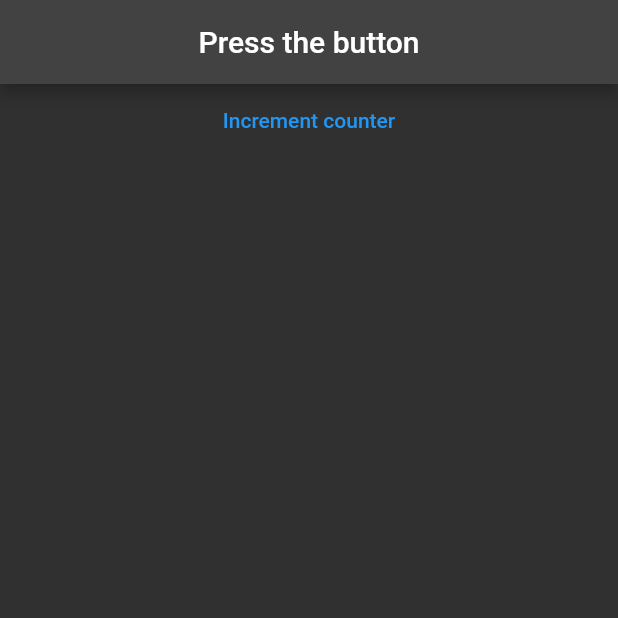
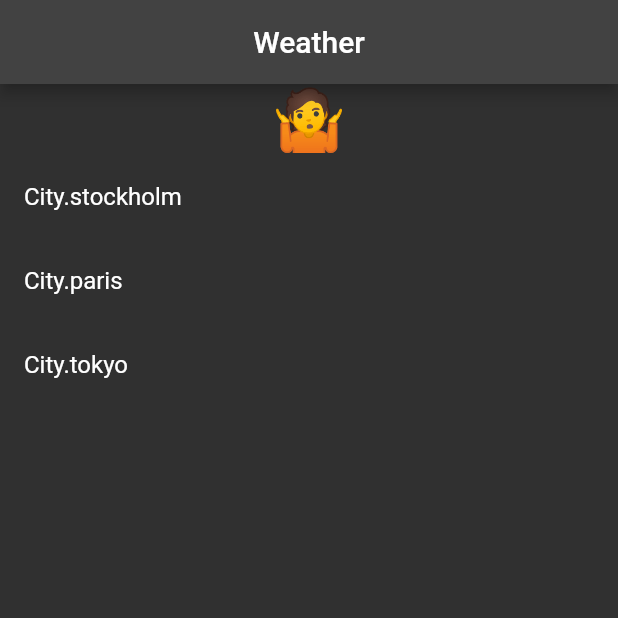
Before and after one commit to Daddy2054/riverpod_vandad, a Flutter app: the screen it shows after launch, on a phone screen of 412 x 824 dp, the top half of it. Run offline on Flutter 3.47's test engine with Material 2 defaults, Android fonts, the phone set to English and light mode, and no system bars; our stand-ins replace hooks_riverpod.

Commit message:
example3

```diff
--- a/lib/main.dart
+++ b/lib/main.dart
@@ -2,7 +2,7 @@ import 'package:flutter/material.dart';
 import 'package:hooks_riverpod/hooks_riverpod.dart';
 
 void main() {
-  runApp(ProviderScope(
+  runApp(const ProviderScope(
     child: MyApp(),
   ));
 }
@@ -25,70 +25,87 @@ class MyApp extends StatelessWidget {
   }
 }
 
-// final currentDate = Provider<DateTime>(
-//   (ref) => DateTime.now(),
-// );
-
-extension OptionalInfixAddition<T extends num> on T? {
-  T? operator +(T? other) {
-    final shadow = this;
-    if (shadow != null) {
-      return shadow + (other ?? 0) as T;
-    } else {
-      return null;
-    }
-  }
+enum City {
+  stockholm,
+  paris,
+  tokyo,
 }
 
-void testIt() {
-  final int? int1 = 1;
-  final int? int2 = 1;
-  final result = int1 + int2;
-  print(result);
+typedef WeatherEmoji = String;
+
+Future<WeatherEmoji> getWeather(City city) {
+  return Future.delayed(
+      const Duration(seconds: 1),
+      () => {
+            City.stockholm: '❆',
+            City.paris: '🌧',
+            City.tokyo: '🌬',
+          }[city]!);
 }
 
-class Counter extends StateNotifier<int?> {
-  Counter() : super(null);
-  void increment() => state = state == null ? 1 : state + 1;
- // int? get value => state;
+//UI writes to this and reads from this
+final currentCityProvider = StateProvider<City?>(
+  (ref) => null,
+);
+
+//UI reads this
+const unknownWeatherEmoji = '🤷';
+final weatherProvider = FutureProvider<WeatherEmoji>((ref) {
+  final city = ref.watch(currentCityProvider);
+  if (city != null) {
+    return getWeather(city);
+  } else {
+    return unknownWeatherEmoji;
   }
-
-final counterProvider = StateNotifierProvider<Counter, int?>(
-  (ref) => Counter(),
-);
+});
 
 class HomePage extends ConsumerWidget {
   const HomePage({super.key});
 
   @override
   Widget build(BuildContext context, WidgetRef ref) {
-    testIt();
+    final currentWeather = ref.watch(weatherProvider);
+
     return Scaffold(
       appBar: AppBar(
         centerTitle: true,
-          title: Consumer(
-              builder: (context, ref, child) {
-                final count = ref.watch(counterProvider);
-                final text =
-                    count == null ? 'Press the button' : count.toString();
-                return Text(text);
-              },
-              child: Text('Hooks Riverpod')),
+        title: const Text('Weather'),
       ),
       body: Column(
-          crossAxisAlignment: CrossAxisAlignment.stretch,
         children: [
-            TextButton(
-              onPressed: ref.read(counterProvider.notifier).increment,
-              child: Text(
-                'Increment counter',
+          currentWeather.when(
+            data: (data) => Text(
+              data,
+              style: TextStyle(fontSize: 40),
             ),
+            error: (error, stackTrace) => Text('Error'),
+            loading: () => const Padding(
+              padding: EdgeInsets.all(8),
+              child: CircularProgressIndicator(),
+            ),
+          ),
+          Expanded(
+            child: ListView.builder(
+              itemCount: City.values.length,
+              itemBuilder: (context, index) {
+                final city = City.values[index];
+                final isSelected = city == ref.watch(currentCityProvider);
+                return ListTile(
+                  title: Text(
+                    city.toString(),
+                  ),
+                  trailing: isSelected ? const Icon(Icons.check) : null,
+                  onTap: () => ref
+                      .read(
+                        currentCityProvider.notifier,
                       )
+                      .state = city,
+                );
+              },
+            ),
+          ),
         ],
-          // child: Text(
-          //   date.toIso8601String(),
-          //   style: Theme.of(context).textTheme.headlineMedium,
-          // ),
-        ));
+      ),
+    );
   }
 }
```
Lines whose indentation alone changed are shown as unchanged.
